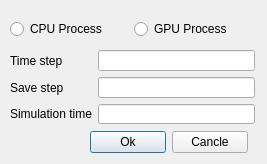
Old version of the form project/xdynamics/xdynamics/xdynamics/solve.ui in the repository metakonga/metakonga.
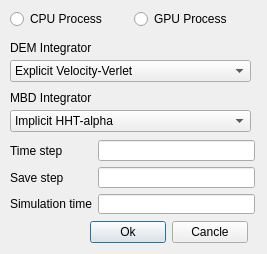
New version of the form.

Patch:
```diff
--- a/project/xdynamics/xdynamics/xdynamics/solve.ui
+++ b/project/xdynamics/xdynamics/xdynamics/solve.ui
@@ -7,17 +7,17 @@
     <x>0</x>
     <y>0</y>
     <width>267</width>
-    <height>164</height>
+    <height>254</height>
    </rect>
   </property>
   <property name="windowTitle">
    <string>Simulation</string>
   </property>
-  <widget class="QWidget" name="">
+  <widget class="QWidget" name="layoutWidget">
    <property name="geometry">
     <rect>
      <x>10</x>
-     <y>50</y>
+     <y>140</y>
      <width>245</width>
      <height>74</height>
     </rect>
@@ -55,11 +55,11 @@
     </item>
    </layout>
   </widget>
-  <widget class="QWidget" name="">
+  <widget class="QWidget" name="layoutWidget">
    <property name="geometry">
     <rect>
      <x>90</x>
-     <y>130</y>
+     <y>220</y>
      <width>158</width>
      <height>25</height>
     </rect>
@@ -81,11 +81,11 @@
     </item>
    </layout>
   </widget>
-  <widget class="QWidget" name="">
+  <widget class="QWidget" name="layoutWidget">
    <property name="geometry">
     <rect>
      <x>10</x>
-     <y>20</y>
+     <y>10</y>
      <width>241</width>
      <height>18</height>
     </rect>
@@ -107,6 +107,67 @@
     </item>
    </layout>
   </widget>
+  <widget class="QComboBox" name="CB_MBD_Integrator">
+   <property name="geometry">
+    <rect>
+     <x>10</x>
+     <y>110</y>
+     <width>241</width>
+     <height>22</height>
+    </rect>
+   </property>
+   <item>
+    <property name="text">
+     <string>Implicit HHT-alpha</string>
+    </property>
+   </item>
+   <item>
+    <property name="text">
+     <string>Explicit Runke-Kutta 2th Order(Nystrom Methods)</string>
+    </property>
+   </item>
+  </widget>
+  <widget class="QComboBox" name="CB_DEM_Integrator">
+   <property name="geometry">
+    <rect>
+     <x>10</x>
+     <y>60</y>
+     <width>241</width>
+     <height>22</height>
+    </rect>
+   </property>
+   <item>
+    <property name="text">
+     <string>Explicit Velocity-Verlet</string>
+    </property>
+   </item>
+  </widget>
+  <widget class="QLabel" name="label">
+   <property name="geometry">
+    <rect>
+     <x>10</x>
+     <y>40</y>
+     <width>91</width>
+     <height>16</height>
+    </rect>
+   </property>
+   <property name="text">
+    <string>DEM Integrator</string>
+   </property>
+  </widget>
+  <widget class="QLabel" name="label_2">
+   <property name="geometry">
+    <rect>
+     <x>10</x>
+     <y>90</y>
+     <width>91</width>
+     <height>16</height>
+    </rect>
+   </property>
+   <property name="text">
+    <string>MBD Integrator</string>
+   </property>
+  </widget>
  </widget>
  <resources/>
  <connections/>
```
